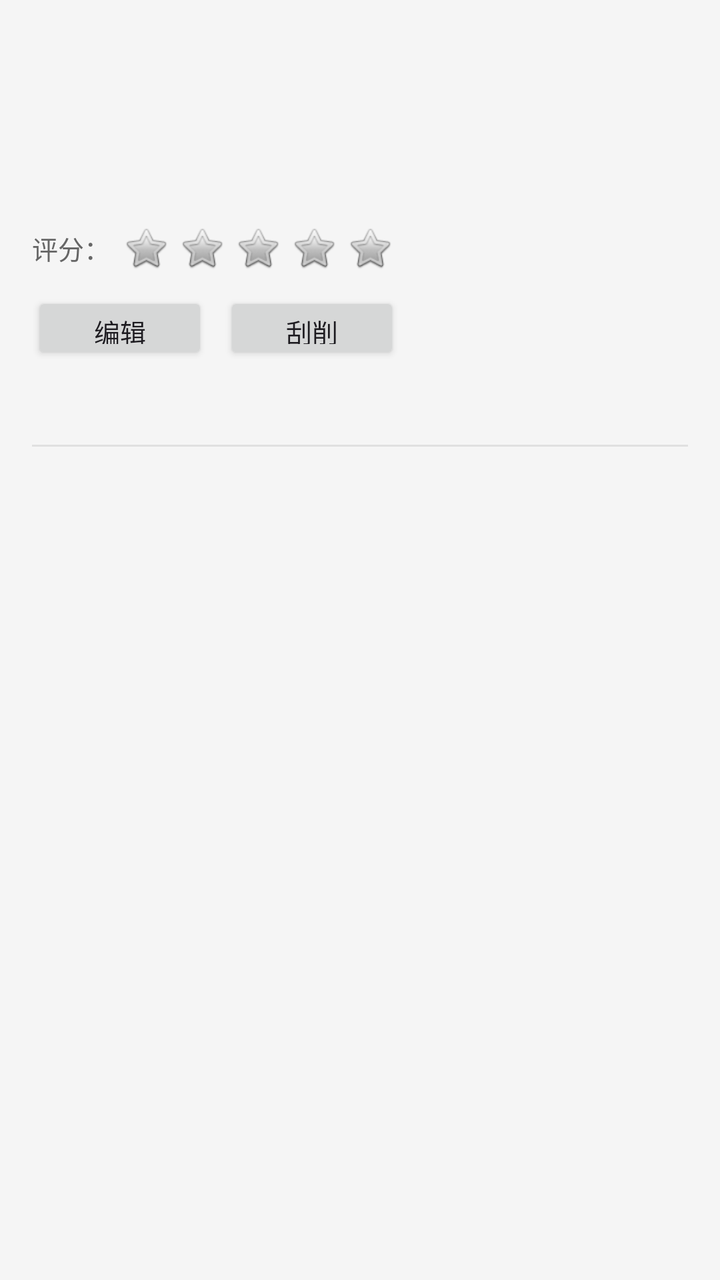
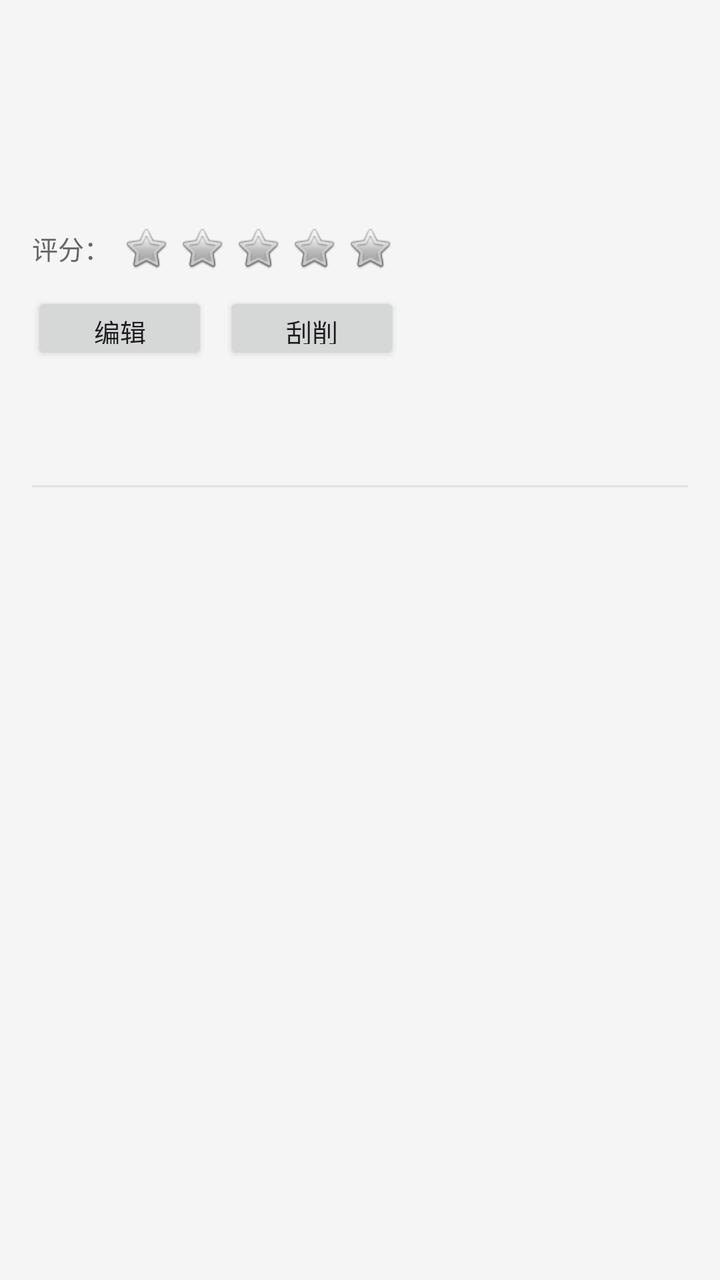

Screens rendered from an Android XML layout before and after an edit, with the pre-edit source and the edit as a unified diff.
<!-- AndroidManifest.xml: application theme Theme.AvList -->
<!-- res/layout/activity_detail.xml -->
<?xml version="1.0" encoding="utf-8"?>
<LinearLayout xmlns:android="http://schemas.android.com/apk/res/android"
    android:layout_width="match_parent"
    android:layout_height="match_parent"
    android:orientation="vertical"
    android:background="#F5F5F5">

    
    <ImageView
        android:id="@+id/ivDetailImage"
        android:layout_width="match_parent"
        android:layout_height="240dp"
        android:scaleType="fitCenter"
        android:background="#FFFFFF"
        android:visibility="gone"/>

    
    <ScrollView
        android:layout_width="match_parent"
        android:layout_height="match_parent"
        android:padding="16dp">

        <LinearLayout
            android:layout_width="match_parent"
            android:layout_height="wrap_content"
            android:orientation="vertical">

            
            <TextView
                android:id="@+id/tvDetailCode"
                android:layout_width="wrap_content"
                android:layout_height="wrap_content"
                android:textSize="14sp"
                android:textColor="#FF5722"
                android:layout_marginBottom="8dp"/>

            
            <TextView
                android:id="@+id/tvDetailTitle"
                android:layout_width="match_parent"
                android:layout_height="wrap_content"
                android:textSize="22sp"
                android:textStyle="bold"
                android:layout_marginBottom="12dp"/>

            
            <TextView
                android:id="@+id/tvDetailTag"
                android:layout_width="wrap_content"
                android:layout_height="wrap_content"
                android:textSize="13sp"
                android:textColor="#0066CC"
                android:layout_marginBottom="8dp"/>

            
            <LinearLayout
                android:id="@+id/llDetailRating"
                android:layout_width="wrap_content"
                android:layout_height="wrap_content"
                android:orientation="horizontal"
                android:layout_marginBottom="8dp"
                android:gravity="center_vertical">

                <TextView
                    android:layout_width="wrap_content"
                    android:layout_height="wrap_content"
                    android:text="评分："
                    android:textSize="13sp"
                    android:textColor="#666666"
                    android:layout_marginEnd="4dp"/>

                <ImageView
                    android:id="@+id/ivDetailStar1"
                    android:layout_width="28dp"
                    android:layout_height="28dp"
                    android:scaleType="fitCenter"
                    android:padding="2dp"
                    android:src="@android:drawable/btn_star_big_off"
                    android:clickable="true"
                    android:focusable="true"
                    android:background="?attr/selectableItemBackgroundBorderless"/>

                <ImageView
                    android:id="@+id/ivDetailStar2"
                    android:layout_width="28dp"
                    android:layout_height="28dp"
                    android:scaleType="fitCenter"
                    android:padding="2dp"
                    android:src="@android:drawable/btn_star_big_off"
                    android:clickable="true"
                    android:focusable="true"
                    android:background="?attr/selectableItemBackgroundBorderless"/>

                <ImageView
                    android:id="@+id/ivDetailStar3"
                    android:layout_width="28dp"
                    android:layout_height="28dp"
                    android:scaleType="fitCenter"
                    android:padding="2dp"
                    android:src="@android:drawable/btn_star_big_off"
                    android:clickable="true"
                    android:focusable="true"
                    android:background="?attr/selectableItemBackgroundBorderless"/>

                <ImageView
                    android:id="@+id/ivDetailStar4"
                    android:layout_width="28dp"
                    android:layout_height="28dp"
                    android:scaleType="fitCenter"
                    android:padding="2dp"
                    android:src="@android:drawable/btn_star_big_off"
                    android:clickable="true"
                    android:focusable="true"
                    android:background="?attr/selectableItemBackgroundBorderless"/>

                <ImageView
                    android:id="@+id/ivDetailStar5"
                    android:layout_width="28dp"
                    android:layout_height="28dp"
                    android:scaleType="fitCenter"
                    android:padding="2dp"
                    android:src="@android:drawable/btn_star_big_off"
                    android:clickable="true"
                    android:focusable="true"
                    android:background="?attr/selectableItemBackgroundBorderless"/>
            </LinearLayout>

            
            <LinearLayout
                android:layout_width="match_parent"
                android:layout_height="wrap_content"
                android:orientation="horizontal"
                android:gravity="center_vertical"
                android:layout_marginBottom="8dp">

                <androidx.appcompat.widget.AppCompatButton
                    android:id="@+id/btnEditDetail"
                    android:layout_width="wrap_content"
                    android:layout_height="36dp"
                    android:text="编辑"
                    android:textSize="13sp"
                    android:paddingStart="16dp"
                    android:paddingEnd="16dp"/>

                <androidx.appcompat.widget.AppCompatButton
                    android:id="@+id/btnScrapeDetail"
                    android:layout_width="wrap_content"
                    android:layout_height="36dp"
                    android:text="刮削"
                    android:textSize="13sp"
                    android:paddingStart="16dp"
                    android:paddingEnd="16dp"
                    android:layout_marginStart="8dp"/>

                <androidx.appcompat.widget.AppCompatButton
                    android:id="@+id/btnClearDetail"
                    android:layout_width="wrap_content"
                    android:layout_height="36dp"
                    android:text="清除"
                    android:textSize="13sp"
                    android:textColor="#E53935"
                    android:paddingStart="16dp"
                    android:paddingEnd="16dp"
                    android:layout_marginStart="8dp"
                    android:visibility="gone"/>

                <View
                    android:layout_width="0dp"
                    android:layout_height="1dp"
                    android:layout_weight="1"/>
            </LinearLayout>

            
            <TextView
                android:id="@+id/tvDetailTime"
                android:layout_width="wrap_content"
                android:layout_height="wrap_content"
                android:textSize="12sp"
                android:textColor="#999999"
                android:layout_marginBottom="16dp"/>

            
            <View
                android:layout_width="match_parent"
                android:layout_height="1dp"
                android:background="#E0E0E0"
                android:layout_marginBottom="16dp"/>

            
            <LinearLayout
                android:id="@+id/llContentSection"
                android:layout_width="match_parent"
                android:layout_height="wrap_content"
                android:orientation="vertical"
                android:visibility="gone">

                <TextView
                    android:layout_width="wrap_content"
                    android:layout_height="wrap_content"
                    android:text="内容描述"
                    android:textSize="15sp"
                    android:textStyle="bold"
                    android:layout_marginBottom="8dp"/>

                <TextView
                    android:id="@+id/tvDetailContent"
                    android:layout_width="match_parent"
                    android:layout_height="wrap_content"
                    android:textSize="14sp"
                    android:textColor="#333333"
                    android:lineSpacingExtra="4dp"
                    android:layout_marginBottom="16dp"/>

                <View
                    android:layout_width="match_parent"
                    android:layout_height="1dp"
                    android:background="#E0E0E0"
                    android:layout_marginBottom="16dp"/>
            </LinearLayout>

            
            <LinearLayout
                android:id="@+id/llRemarkSection"
                android:layout_width="match_parent"
                android:layout_height="wrap_content"
                android:orientation="vertical"
                android:visibility="gone">

                <TextView
                    android:layout_width="wrap_content"
                    android:layout_height="wrap_content"
                    android:text="备注"
                    android:textSize="15sp"
                    android:textStyle="bold"
                    android:layout_marginBottom="8dp"/>

                <TextView
                    android:id="@+id/tvDetailRemark"
                    android:layout_width="match_parent"
                    android:layout_height="wrap_content"
                    android:textSize="14sp"
                    android:textColor="#333333"
                    android:lineSpacingExtra="4dp"/>
            </LinearLayout>

        </LinearLayout>
    </ScrollView>

</LinearLayout>
<!-- resources referenced by this layout -->
<resources>
  <style name="Theme.AvList" parent="Base.Theme.AvList" />
  <style name="Base.Theme.AvList" parent="Theme.Material3.DayNight.NoActionBar">
          
          
      </style>
</resources>

<!-- the commit's change to res/layout/activity_detail.xml (unified diff, before → after) -->
@@ -177,6 +177,15 @@
                 android:layout_height="wrap_content"
                 android:textSize="12sp"
                 android:textColor="#999999"
+                android:layout_marginBottom="4dp"/>
+
+            
+            <TextView
+                android:id="@+id/tvDetailJumpCount"
+                android:layout_width="wrap_content"
+                android:layout_height="wrap_content"
+                android:textSize="12sp"
+                android:textColor="#999999"
                 android:layout_marginBottom="16dp"/>
 
             
